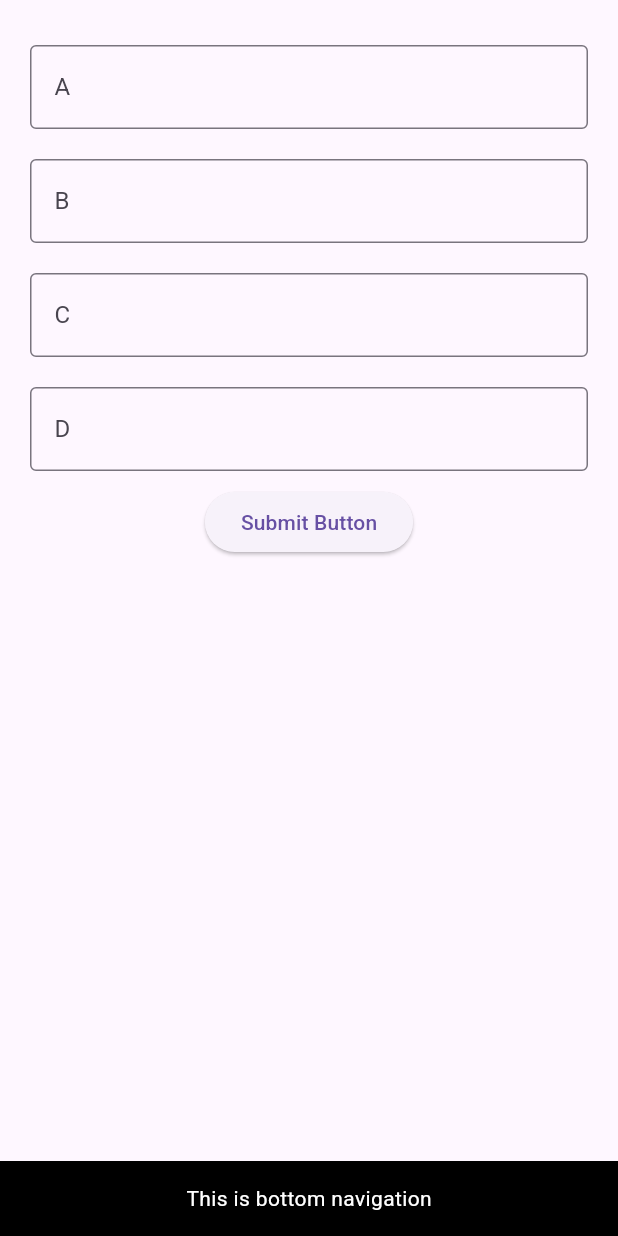
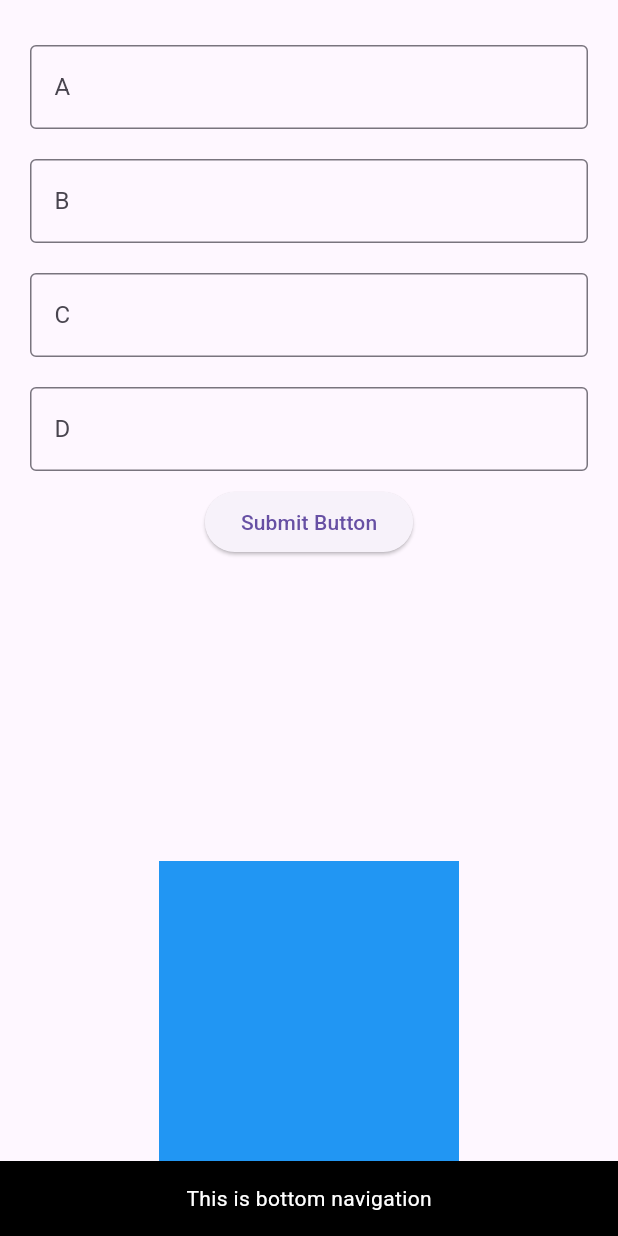
Before and after one commit to Akhi626052/practice_dart_ui, a Flutter app: the PaymentScreen screen opened directly, on a phone screen of 412 x 824 dp. Run offline on Flutter 3.47's test engine with Material 3 defaults, Android fonts, the phone set to English and light mode, and no system bars; our stand-ins replace bloc, firebase_core, firebase_messaging, flutter_bloc, flutter_local_notifications, font_awesome_flutter and 3 more; accounts and stored records are empty.

Commit message:
update code

```diff
--- a/lib/ui_design/payment_screen.dart
+++ b/lib/ui_design/payment_screen.dart
@@ -56,6 +56,10 @@ class _PaymentScreenState extends State<PaymentScreen> {
          child: Center(child: Text("This is bottom navigation", style: TextStyle(color: Colors.white),)),
        ),
 
+
+     bottomSheet: Container(
+       color: Colors.blue,width: 200, height: 200,
+     ),
    );
   }
 }
```
Also changed, not shown: pubspec.lock.
